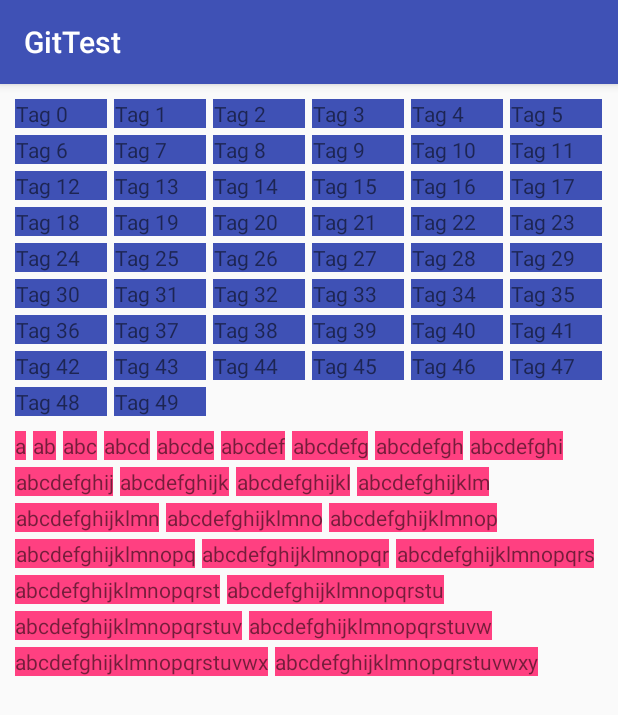
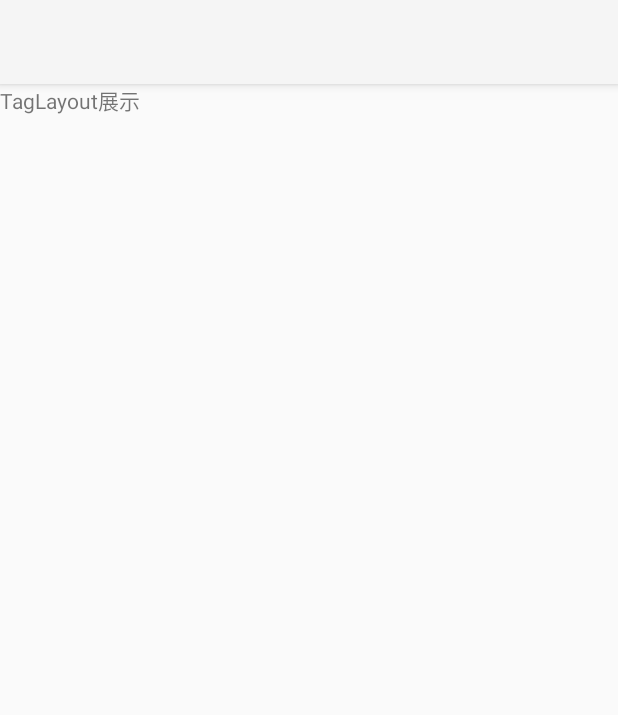
Before and after one commit to nmssdmf/gitlib, an Android app: the screen it shows after launch (TagLayoutActivity before the commit, MainActivity after it), on a phone screen of 412 x 824 dp. Shown: the top 715 px of the screen. Run offline under Robolectric (Android 15) with nearby library versions, the phone set to English and light mode, and no system bars; libraries missing offline, so code that uses them is left out: me.jessyan.autosize; 1 statement that could not run was skipped.

Commit message:
修改基础架构

```diff
--- a/build.gradle
+++ b/build.gradle
@@ -22,6 +22,7 @@ allprojects {
     repositories {
         google()
         jcenter()
+        maven { url "https://jitpack.io" }
     }
 
     tasks.withType(Javadoc) {
@@ -35,7 +36,7 @@ task clean(type: Delete) {
 }
 
 ext {
-    compileSdkVersion = 31
+    compileSdkVersion = 32
     minSdkVersion = 22
-    targetSdkVersion = 31
+    targetSdkVersion = 32
 }
--- /dev/null
+++ b/gitlib/src/main/java/com/nmssdmf/gitlib/view/BaseActivity.java
@@ -0,0 +1,45 @@
+package com.nmssdmf.gitlib.view;
+
+import android.os.Bundle;
+
+import androidx.annotation.Nullable;
+import androidx.appcompat.app.AppCompatActivity;
+import androidx.viewbinding.ViewBinding;
+
+/**
+ * @author mahuafeng
+ * @date 2022/9/14
+ */
+public abstract class BaseActivity<T extends ViewBinding> extends AppCompatActivity {
+    protected T binding;
+    protected AppCompatActivity activity;
+    @Override
+    protected void onCreate(@Nullable Bundle savedInstanceState) {
+        super.onCreate(savedInstanceState);
+        activity = this;
+        binding = getContentViewId();
+        setContentView(binding.getRoot());
+
+
+        initIntentData();
+        initView();
+        initData();
+    }
+
+    protected abstract T getContentViewId();
+
+    /**
+     * 优先获取从外部传入的数据
+     */
+    protected abstract void initIntentData();
+
+    /**
+     * 其实初始化View
+     */
+    protected abstract void initView();
+
+    /**
+     * 最后获取数据展示
+     */
+    protected abstract void initData();
+}
--- /dev/null
+++ b/gitlib/src/main/java/com/nmssdmf/gitlib/view/BaseApp.java
@@ -0,0 +1,31 @@
+package com.nmssdmf.gitlib.view;
+
+import android.app.Application;
+
+import me.jessyan.autosize.AutoSize;
+import me.jessyan.autosize.AutoSizeConfig;
+import me.jessyan.autosize.unit.Subunits;
+
+/**
+ * @author mahuafeng
+ * @date 2022/9/14
+ */
+public class BaseApp extends Application {
+    private static BaseApp app;
+
+    @Override
+    public void onCreate() {
+        super.onCreate();
+        app = this;
+        //autosize使用mm作为单位
+        AutoSizeConfig.getInstance()
+                .getUnitsManager()
+                .setSupportDP(false)
+                .setSupportSP(false)
+                .setSupportSubunits(Subunits.PT);
+    }
+
+    public static BaseApp getInstance() {
+        return app;
+    }
+}
--- a/gitlib/src/main/java/com/nmssdmf/gitlib/view/TagLayout.kt
+++ b/gitlib/src/main/java/com/nmssdmf/gitlib/view/TagLayout.kt
@@ -91,7 +91,8 @@ class TagLayout : LinearLayout {
                 (1) UPSPECIFIED :父容器对于子容器没有任何限制,子容器想要多大就多大.
                 (2) EXACTLY父容器已经为子容器设置了尺寸,子容器应当服从这些边界,不论子容器想要多大的空间.
                 (3) AT_MOST子容器可以是声明大小内的任意大小.
-             */child.measure(MeasureSpec.UNSPECIFIED, MeasureSpec.UNSPECIFIED)
+             */
+            child.measure(MeasureSpec.UNSPECIFIED, MeasureSpec.UNSPECIFIED)
             val rectF = RectF()
             val childW: Int
             val childH = child.measuredHeight
--- /dev/null
+++ b/gitlib/src/main/java/com/nmssdmf/gitlib/view/adapter/BaseAdapter.java
@@ -0,0 +1,55 @@
+package com.nmssdmf.gitlib.view.adapter;
+
+import android.annotation.SuppressLint;
+import android.content.Context;
+import android.view.View;
+
+import androidx.annotation.NonNull;
+import androidx.recyclerview.widget.RecyclerView;
+import androidx.viewbinding.ViewBinding;
+
+import java.util.List;
+
+/**
+ * @author mahuafeng
+ * 仅适用于单一布局的adapter继承
+ * @date 2022/9/20
+ */
+public abstract class BaseAdapter<T extends Object,  VH extends BaseAdapter.BaseVH> extends RecyclerView.Adapter<VH>{
+    protected OnAdapterItemClickListener listener;
+    protected Context context;
+    protected List<T> list;
+
+    public BaseAdapter(Context context, List<T> list){
+        this.context = context;
+        this.list = list;
+    }
+
+    @Override
+    public void onBindViewHolder(@NonNull VH holder, @SuppressLint("RecyclerView") final int position) {
+        holder.binding.getRoot().setOnClickListener(new View.OnClickListener() {
+            @Override
+            public void onClick(View v) {
+                if (listener != null) {
+                    listener.onItemClickListener(v, list.get(position), position);
+                }
+            }
+        });
+    }
+
+    public void setListener(OnAdapterItemClickListener listener) {
+        this.listener = listener;
+    }
+
+    public interface OnAdapterItemClickListener<T> {
+        void onItemClickListener(View view, T obj, int position);
+    }
+
+    public static class BaseVH<V extends ViewBinding> extends RecyclerView.ViewHolder{
+        public V binding;
+        public BaseVH(V binding) {
+            super(binding.getRoot());
+            this.binding = binding;
+        }
+    }
+}
--- /dev/null
+++ b/gitlib/src/main/java/com/nmssdmf/gitlib/view/util/ResUtil.kt
@@ -0,0 +1,15 @@
+package com.nmssdmf.gitlib.view.util
+
+import com.nmssdmf.gitlib.view.BaseApp
+
+/**
+ * @author mahuafeng
+ * 资源获取工具
+ * @date 2022/9/20
+ */
+object ResUtil {
+    @JvmStatic
+    fun getString(stringId:Int):String{
+        return BaseApp.getInstance().getString(stringId)
+    }
+}
--- /dev/null
+++ b/gittest/src/main/java/com/nmssdmf/gittest/App.java
@@ -0,0 +1,10 @@
+package com.nmssdmf.gittest;
+
+import com.nmssdmf.gitlib.view.BaseApp;
+
+/**
+ * @author mahuafeng
+ * @date 2022/9/14
+ */
+public class App extends BaseApp {
+}
--- a/gittest/src/main/java/com/nmssdmf/gittest/MainActivity.java
+++ b/gittest/src/main/java/com/nmssdmf/gittest/MainActivity.java
@@ -1,13 +1,54 @@
 package com.nmssdmf.gittest;
 
-import androidx.appcompat.app.AppCompatActivity;
+import android.content.Intent;
 import android.os.Bundle;
+import android.view.LayoutInflater;
+import android.view.View;
 
-public class MainActivity extends AppCompatActivity {
+import androidx.recyclerview.widget.LinearLayoutManager;
+
+import com.nmssdmf.gitlib.view.BaseActivity;
+import com.nmssdmf.gitlib.view.adapter.BaseAdapter;
+import com.nmssdmf.gitlib.view.util.ResUtil;
+import com.nmssdmf.gittest.activity.TagLayoutActivity;
+import com.nmssdmf.gittest.adapter.MainListAdapter;
+import com.nmssdmf.gittest.databinding.ActivityMainBinding;
+
+import java.util.ArrayList;
+import java.util.List;
+
+public class MainActivity extends BaseActivity<ActivityMainBinding> {
+    private List<String> dataList = new ArrayList<>();
+    private MainListAdapter adapter;
 
     @Override
-    protected void onCreate(Bundle savedInstanceState) {
-        super.onCreate(savedInstanceState);
-        setContentView(R.layout.activity_main);
+    protected ActivityMainBinding getContentViewId() {
+        return ActivityMainBinding.inflate(LayoutInflater.from(activity));
     }
+
+    @Override
+    protected void initIntentData() {
+
+    }
+
+    @Override
+    protected void initView() {
+        binding.rv.setLayoutManager(new LinearLayoutManager(activity));
+    }
+
+    @Override
+    protected void initData() {
+        dataList.add(ResUtil.getString(R.string.TagLayout));
+
+        adapter = new MainListAdapter(activity, dataList);
+        adapter.setListener(onAdapterItemClickListener);
+        binding.rv.setAdapter(adapter);
+    }
+
+    private BaseAdapter.OnAdapterItemClickListener<String> onAdapterItemClickListener = (view, obj, position) -> {
+        if (ResUtil.getString(R.string.TagLayout).equals(obj)) {
+            startActivity(new Intent(MainActivity.this, TagLayoutActivity.class));
+        }
+    };
+
 }
--- a/gittest/src/main/java/com/nmssdmf/gittest/activity/TagLayoutActivity.java
+++ b/gittest/src/main/java/com/nmssdmf/gittest/activity/TagLayoutActivity.java
@@ -1,25 +1,26 @@
 package com.nmssdmf.gittest.activity;
 
-import android.os.Bundle;
-import androidx.appcompat.app.AppCompatActivity;
 import android.view.Gravity;
+import android.view.LayoutInflater;
 import android.widget.TextView;
 
+import com.nmssdmf.gitlib.view.BaseActivity;
 import com.nmssdmf.gittest.R;
 import com.nmssdmf.gittest.databinding.ActivityTagLayoutBinding;
 
-public class TagLayoutActivity extends AppCompatActivity {
-
-    private ActivityTagLayoutBinding binding;
+public class TagLayoutActivity extends BaseActivity<ActivityTagLayoutBinding> {
     @Override
-    protected void onCreate(Bundle savedInstanceState) {
-        super.onCreate(savedInstanceState);
-        binding = ActivityTagLayoutBinding.inflate(getLayoutInflater());
-        setContentView(binding.getRoot());
-        initView();
+    protected ActivityTagLayoutBinding getContentViewId() {
+        return ActivityTagLayoutBinding.inflate(LayoutInflater.from(this));
     }
 
-    private void initView() {
+    @Override
+    protected void initIntentData() {
+
+    }
+
+    @Override
+    protected void initView() {
         for (int i = 0; i< 50; i++) {
             TextView view = new TextView(this);
             view.setText("Tag " + i);
@@ -39,4 +40,9 @@ public class TagLayoutActivity extends AppCompatActivity {
             binding.tlIrregular.addView(view);
         }
     }
+
+    @Override
+    protected void initData() {
+
+    }
 }
--- /dev/null
+++ b/gittest/src/main/java/com/nmssdmf/gittest/adapter/MainListAdapter.java
@@ -0,0 +1,44 @@
+package com.nmssdmf.gittest.adapter;
+
+import android.content.Context;
+import android.view.LayoutInflater;
+import android.view.View;
+import android.view.ViewGroup;
+
+import androidx.annotation.NonNull;
+
+import com.nmssdmf.gitlib.view.adapter.BaseAdapter;
+import com.nmssdmf.gittest.databinding.ItemMainListBinding;
+
+import java.util.List;
+
+/**
+ * @author mahuafeng
+ * @date 2022/9/14
+ */
+public class MainListAdapter extends BaseAdapter<String, BaseAdapter.BaseVH<ItemMainListBinding>> {
+
+
+    public MainListAdapter(Context context, List<String> list) {
+        super(context, list);
+    }
+
+    @NonNull
+    @Override
+    public BaseAdapter.BaseVH<ItemMainListBinding> onCreateViewHolder(@NonNull ViewGroup parent, int viewType) {
+        ItemMainListBinding binding = ItemMainListBinding.inflate(LayoutInflater.from(parent.getContext()));
+        return new BaseAdapter.BaseVH(binding);
+    }
+
+    @Override
+    public void onBindViewHolder(@NonNull BaseAdapter.BaseVH<ItemMainListBinding> holder, int position) {
+        super.onBindViewHolder(holder, position);
+        String text = list.get(position);
+        holder.binding.tv.setText(text);
+    }
+
+    @Override
+    public int getItemCount() {
+        return list.size();
+    }
+}
--- a/gittest/src/main/res/layout/activity_main.xml
+++ b/gittest/src/main/res/layout/activity_main.xml
@@ -1,19 +1,33 @@
 <?xml version="1.0" encoding="utf-8"?>
-<androidx.constraintlayout.widget.ConstraintLayout
-    xmlns:android="http://schemas.android.com/apk/res/android"
+<androidx.constraintlayout.widget.ConstraintLayout xmlns:android="http://schemas.android.com/apk/res/android"
     xmlns:app="http://schemas.android.com/apk/res-auto"
     xmlns:tools="http://schemas.android.com/tools"
     android:layout_width="match_parent"
     android:layout_height="match_parent"
-    tools:context="com.nmssdmf.gittest.MainActivity">
+    tools:context=".MainActivity">
 
-    <TextView
-        android:layout_width="wrap_content"
+    <com.google.android.material.appbar.AppBarLayout
+        android:layout_width="match_parent"
         android:layout_height="wrap_content"
-        android:text="Hello World!"
-        app:layout_constraintBottom_toBottomOf="parent"
-        app:layout_constraintLeft_toLeftOf="parent"
-        app:layout_constraintRight_toRightOf="parent"
-        app:layout_constraintTop_toTopOf="parent"/>
+        android:theme="@style/ThemeOverlay.AppCompat.Dark.ActionBar"
+        tools:ignore="MissingConstraints">
+
+        <androidx.appcompat.widget.Toolbar
+            android:id="@+id/mtl"
+            android:layout_width="match_parent"
+            android:layout_height="?attr/actionBarSize"
+            app:layout_scrollFlags="scroll|enterAlways"
+            app:popupTheme="@style/ThemeOverlay.AppCompat.Light"
+            tools:ignore="MissingConstraints" />
+
+    </com.google.android.material.appbar.AppBarLayout>
+
+    <androidx.recyclerview.widget.RecyclerView
+        android:id="@+id/rv"
+        android:layout_width="match_parent"
+        android:layout_height="match_parent"
+        android:layout_marginTop="?attr/actionBarSize"
+        app:layout_behavior="@string/appbar_scrolling_view_behavior"
+        />
 
 </androidx.constraintlayout.widget.ConstraintLayout>
--- /dev/null
+++ b/gittest/src/main/res/layout/item_main_list.xml
@@ -0,0 +1,10 @@
+<?xml version="1.0" encoding="utf-8"?>
+<TextView xmlns:android="http://schemas.android.com/apk/res/android"
+    xmlns:tools="http://schemas.android.com/tools"
+    android:layout_width="match_parent"
+    android:layout_height="50dp"
+    android:gravity="center_vertical"
+    android:id="@+id/tv"
+    tools:ignore="MissingDefaultResource">
+
+</TextView>
--- a/gittest/src/main/res/values/strings.xml
+++ b/gittest/src/main/res/values/strings.xml
@@ -1,3 +1,5 @@
 <resources>
     <string name="app_name">GitTest</string>
+
+    <string name="TagLayout">TagLayout展示</string>
 </resources>
```
Also changed, not shown: gitlib/build.gradle (+6 -3 lines), gitlib/src/main/AndroidManifest.xml (+14 -1 lines), gitlib/src/main/java/com/nmssdmf/gitlib/view/manager/UIHandlerManager.java (added, +36 -0 lines), gitlib/src/main/java/com/nmssdmf/gitlib/view/util/SingletonUtil.kt (added, +21 -0 lines), gittest/build.gradle (+7 -3 lines), gittest/src/main/AndroidManifest.xml (+6 -5 lines), gradle.properties (+6 -2 lines).
